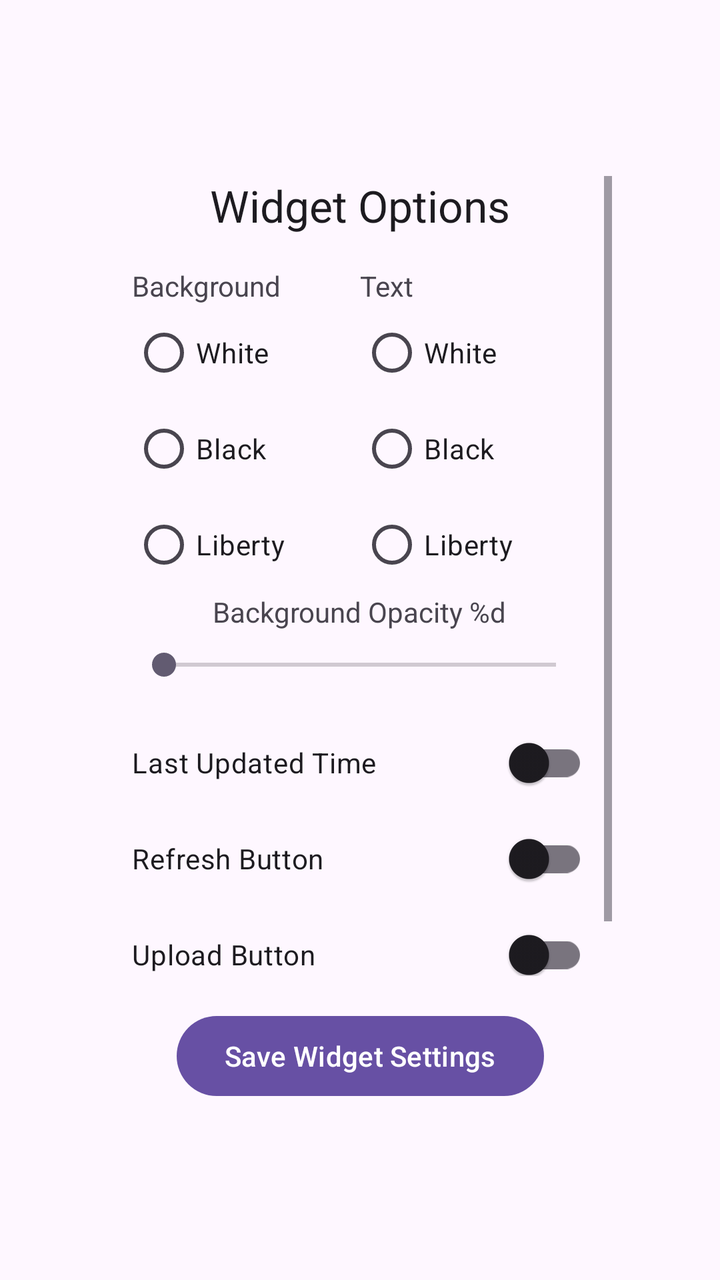
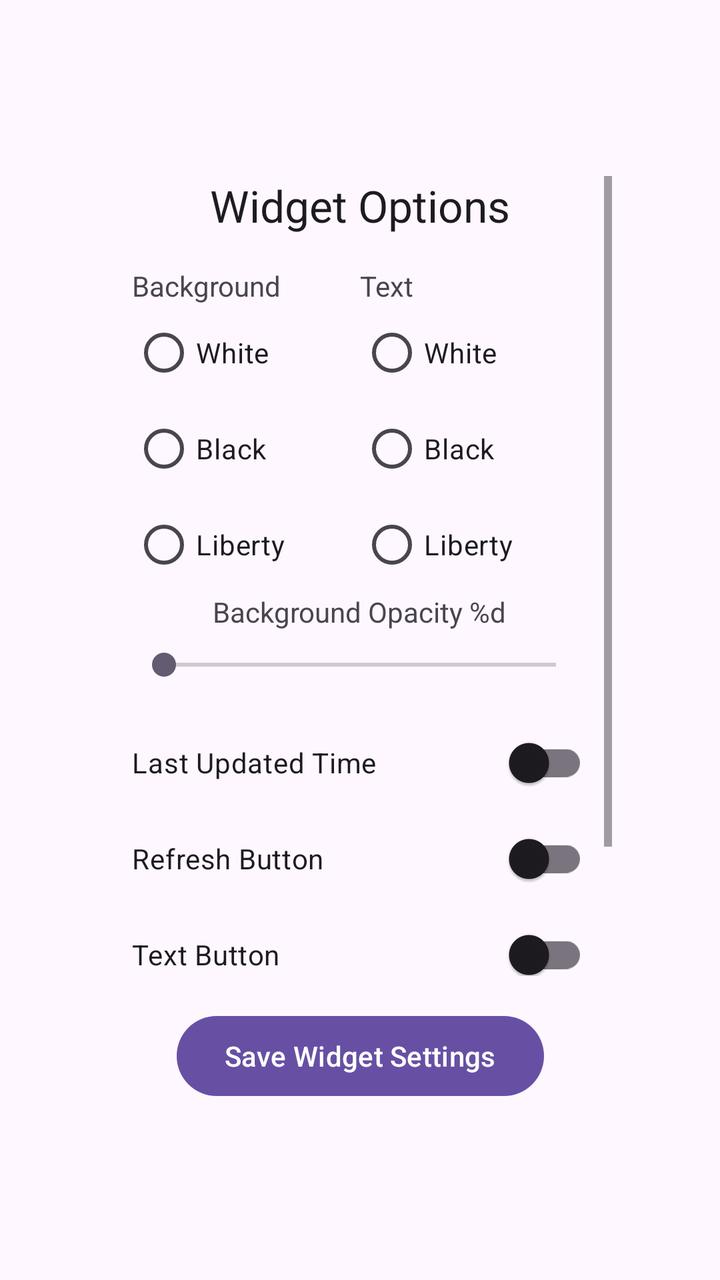

Before-and-after screenshots of an Android layout around one commit, followed by the original layout XML and the change that was made.
<!-- AndroidManifest.xml: application theme Theme.djangofiles -->
<!-- res/layout/widget_configure.xml -->
<?xml version="1.0" encoding="utf-8"?>
<LinearLayout xmlns:android="http://schemas.android.com/apk/res/android"
    xmlns:tools="http://schemas.android.com/tools"
    xmlns:app="http://schemas.android.com/apk/res-auto"
    android:layout_width="match_parent"
    android:layout_height="match_parent"
    android:gravity="center">

    <androidx.constraintlayout.widget.ConstraintLayout
        android:id="@+id/config_root"
        android:layout_width="wrap_content"
        android:layout_height="wrap_content"
        android:minWidth="300dp"
        android:padding="24dp"
        android:background="@drawable/bg_widget_config">

        <ScrollView
            android:id="@+id/config_scroll"
            android:layout_width="0dp"
            android:layout_height="wrap_content"
            android:paddingHorizontal="12dp"
            android:scrollbarStyle="outsideOverlay"
            app:layout_constraintHeight_max="400dp"
            app:layout_constrainedHeight="true"
            app:layout_constraintBottom_toTopOf="@+id/confirm_button"
            app:layout_constraintEnd_toEndOf="parent"
            app:layout_constraintStart_toStartOf="parent"
            app:layout_constraintTop_toTopOf="parent">

            <LinearLayout
                android:layout_width="match_parent"
                android:layout_height="wrap_content"
                android:gravity="center_horizontal"
                android:orientation="vertical">

                
                <TextView
                    android:layout_width="wrap_content"
                    android:layout_height="wrap_content"
                    android:layout_marginBottom="16dp"
                    android:gravity="center_vertical"
                    android:textAppearance="@style/TextAppearance.AppCompat.Large"
                    android:drawableStart="@mipmap/ic_launcher_round"
                    android:drawablePadding="16dp"
                    android:text="Widget Options"
                    tools:ignore="UseCompatTextViewDrawableXml" />

                
                <LinearLayout
                    android:layout_width="match_parent"
                    android:layout_height="wrap_content"
                    android:baselineAligned="false"
                    android:orientation="horizontal">

                    
                    <LinearLayout
                        android:layout_width="0dp"
                        android:layout_height="wrap_content"
                        android:layout_weight="1"
                        android:orientation="vertical">

                        <TextView
                            android:layout_width="wrap_content"
                            android:layout_height="wrap_content"
                            android:text="Background" />

                        <RadioGroup
                            android:id="@+id/background_options"
                            android:layout_width="match_parent"
                            android:layout_height="wrap_content"
                            android:orientation="vertical">
                            <RadioButton
                                android:id="@+id/option_white"
                                android:layout_width="match_parent"
                                android:layout_height="wrap_content"
                                android:text="White" />
                            <RadioButton
                                android:id="@+id/option_black"
                                android:layout_width="match_parent"
                                android:layout_height="wrap_content"
                                android:text="Black" />
                            <RadioButton
                                android:id="@+id/option_liberty"
                                android:layout_width="match_parent"
                                android:layout_height="wrap_content"
                                android:text="Liberty" />
                        </RadioGroup>
                    </LinearLayout>

                    
                    <LinearLayout
                        android:layout_width="0dp"
                        android:layout_height="wrap_content"
                        android:layout_weight="1"
                        android:orientation="vertical">
                        <TextView
                            android:layout_width="wrap_content"
                            android:layout_height="wrap_content"
                            android:text="Text" />
                        <RadioGroup
                            android:id="@+id/text_options"
                            android:layout_width="match_parent"
                            android:layout_height="wrap_content"
                            android:orientation="vertical">
                            <RadioButton
                                android:id="@+id/text_white"
                                android:layout_width="match_parent"
                                android:layout_height="wrap_content"
                                android:text="White" />
                            <RadioButton
                                android:id="@+id/text_black"
                                android:layout_width="match_parent"
                                android:layout_height="wrap_content"
                                android:text="Black" />
                            <RadioButton
                                android:id="@+id/text_liberty"
                                android:layout_width="match_parent"
                                android:layout_height="wrap_content"
                                android:text="Liberty" />
                        </RadioGroup>
                    </LinearLayout>

                </LinearLayout>

                <TextView
                    android:id="@+id/bg_opacity_percent"
                    android:layout_width="wrap_content"
                    android:layout_height="wrap_content"
                    android:layout_marginBottom="8dp"
                    android:text="@string/background_opacity"
                    android:labelFor="@id/opacity_percent" />
                <SeekBar
                    android:id="@+id/opacity_percent"
                    android:layout_width="match_parent"
                    android:layout_height="wrap_content"
                    android:layout_marginBottom="16dp"
                    android:min="0"
                    android:max="100"
                    app:showSeekBarValue="true" />

                <com.google.android.material.switchmaterial.SwitchMaterial
                    android:id="@+id/show_update_time"
                    android:layout_width="match_parent"
                    android:layout_height="wrap_content"
                    android:text="Last Updated Time" />

                <com.google.android.material.switchmaterial.SwitchMaterial
                    android:id="@+id/show_refresh_button"
                    android:layout_width="match_parent"
                    android:layout_height="wrap_content"
                    android:text="Refresh Button" />

                <com.google.android.material.switchmaterial.SwitchMaterial
                    android:id="@+id/show_upload_button"
                    android:layout_width="match_parent"
                    android:layout_height="wrap_content"
                    android:layout_marginBottom="16dp"
                    android:text="Upload Button" />

            </LinearLayout>
        </ScrollView>

        
        <com.google.android.material.button.MaterialButton
            android:id="@+id/confirm_button"
            android:layout_width="wrap_content"
            android:layout_height="wrap_content"
            android:layout_marginTop="16dp"
            app:layout_constraintBottom_toBottomOf="parent"
            app:layout_constraintEnd_toEndOf="parent"
            app:layout_constraintStart_toStartOf="parent"
            app:layout_constraintTop_toBottomOf="@+id/config_scroll"
            android:text="Save Widget Settings" />

    </androidx.constraintlayout.widget.ConstraintLayout>
</LinearLayout>
<!-- resources referenced by this layout -->
<resources>
  <!-- drawable bg_widget_config (drawable) -->
  <?xml version="1.0" encoding="utf-8"?>
  <shape xmlns:android="http://schemas.android.com/apk/res/android" android:shape="rectangle">
      <solid android:color="?android:attr/colorBackground"/>
      <corners android:radius="16dp"/>
  </shape>
  <!-- mipmap ic_launcher_round (mipmap-anydpi) -->
  <?xml version="1.0" encoding="utf-8"?>
  <adaptive-icon xmlns:android="http://schemas.android.com/apk/res/android">
      <background android:drawable="@color/ic_launcher_background"/>
      <foreground android:drawable="@drawable/ic_launcher_foreground"/>
      <monochrome android:drawable="@drawable/ic_launcher_foreground"/>
  </adaptive-icon>
  <string name="background_opacity">Background Opacity %d</string>
  <style name="Theme.djangofiles" parent="Base.Theme.djangofiles" />
  <color name="ic_launcher_background">#565AA9</color>
  <!-- drawable ic_launcher_foreground (drawable) -->
  <?xml version="1.0" encoding="utf-8"?>
  <vector xmlns:android="http://schemas.android.com/apk/res/android"
      android:width="108dp"
      android:height="108dp"
      android:viewportWidth="124"
      android:viewportHeight="163.26562">
    <group android:scaleX="0.47761884"
        android:scaleY="0.6288608"
        android:translateX="31.304594"
        android:translateY="29.34648">
      <group android:translateY="131.97656">
        <path android:pathData="M68.984375,-95.984375L68.984375,-0L49.640625,-0L49.640625,-11.109375Q42.46875,1.484375,30.09375,1.484375Q18.359375,1.484375,11.5625,-8.109375Q4.78125,-17.71875,4.78125,-34.734375Q4.78125,-52.453125,11.5625,-62.46875Q18.359375,-72.5,31.21875,-72.5Q42.546875,-72.5,48.65625,-63.5625L48.65625,-95.984375L68.984375,-95.984375ZM48.65625,-41.28125Q48.65625,-58.015625,38.53125,-58.015625Q26.4375,-58.015625,26.4375,-34.390625Q26.4375,-13.359375,37.765625,-13.359375Q42.125,-13.359375,45.390625,-17.15625Q48.65625,-20.953125,48.65625,-27.984375L48.65625,-41.28125Z"
            android:fillColor="#FFFFFF"/>
        <path android:pathData="M108.515625,-54.703125L108.515625,0L88.125,0L88.125,-54.703125L79.90625,-54.703125L79.90625,-71.015625L88.125,-71.015625Q88.265625,-81.984375,89.703125,-87.015625Q91.15625,-92.046875,97.125,-95.9375Q103.109375,-99.84375,113.375,-99.84375Q117.59375,-99.84375,123.078125,-99.078125L123.078125,-82.90625Q118.578125,-83.25,115.625,-83.25Q111.328125,-83.25,109.921875,-81Q108.515625,-78.75,108.515625,-73.6875L108.515625,-71.015625L121.390625,-71.015625L121.390625,-54.703125L108.515625,-54.703125Z"
            android:fillColor="#FFFFFF"/>
      </group>
    </group>
  </vector>
  <style name="Base.Theme.djangofiles" parent="Theme.Material3.DayNight.NoActionBar">
          
      </style>
</resources>

<!-- the commit's change to res/layout/widget_configure.xml (unified diff, before → after) -->
@@ -151,6 +151,12 @@
                     android:text="Refresh Button" />
 
                 <com.google.android.material.switchmaterial.SwitchMaterial
+                    android:id="@+id/show_text_button"
+                    android:layout_width="match_parent"
+                    android:layout_height="wrap_content"
+                    android:text="Text Button" />
+
+                <com.google.android.material.switchmaterial.SwitchMaterial
                     android:id="@+id/show_upload_button"
                     android:layout_width="match_parent"
                     android:layout_height="wrap_content"
